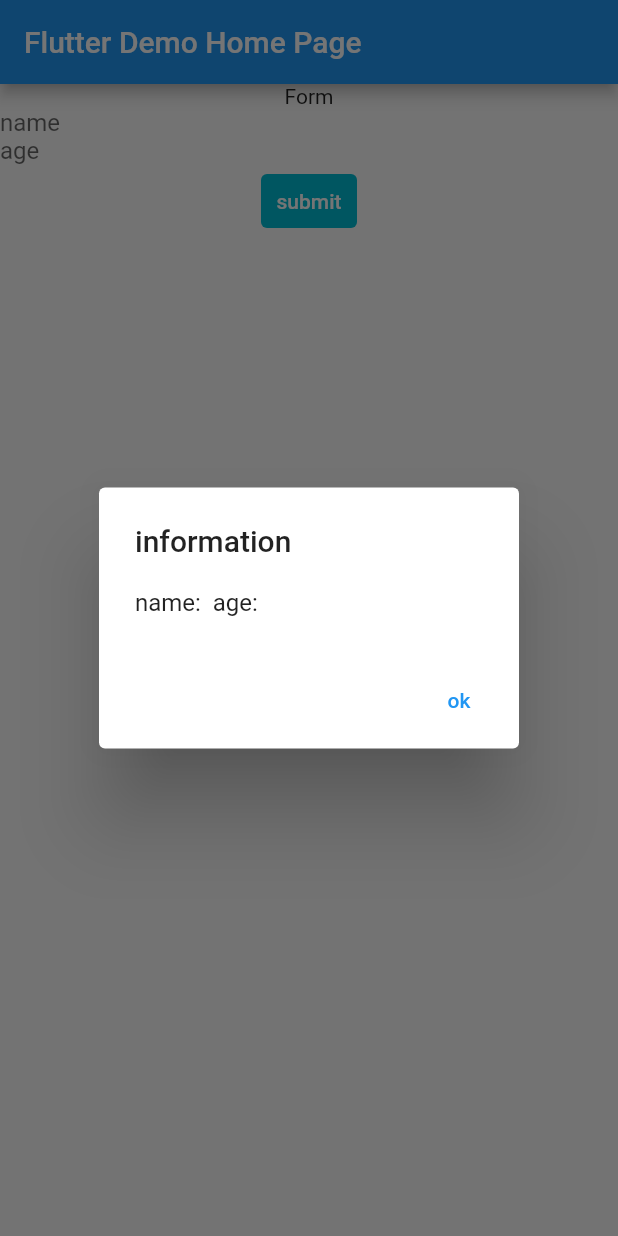
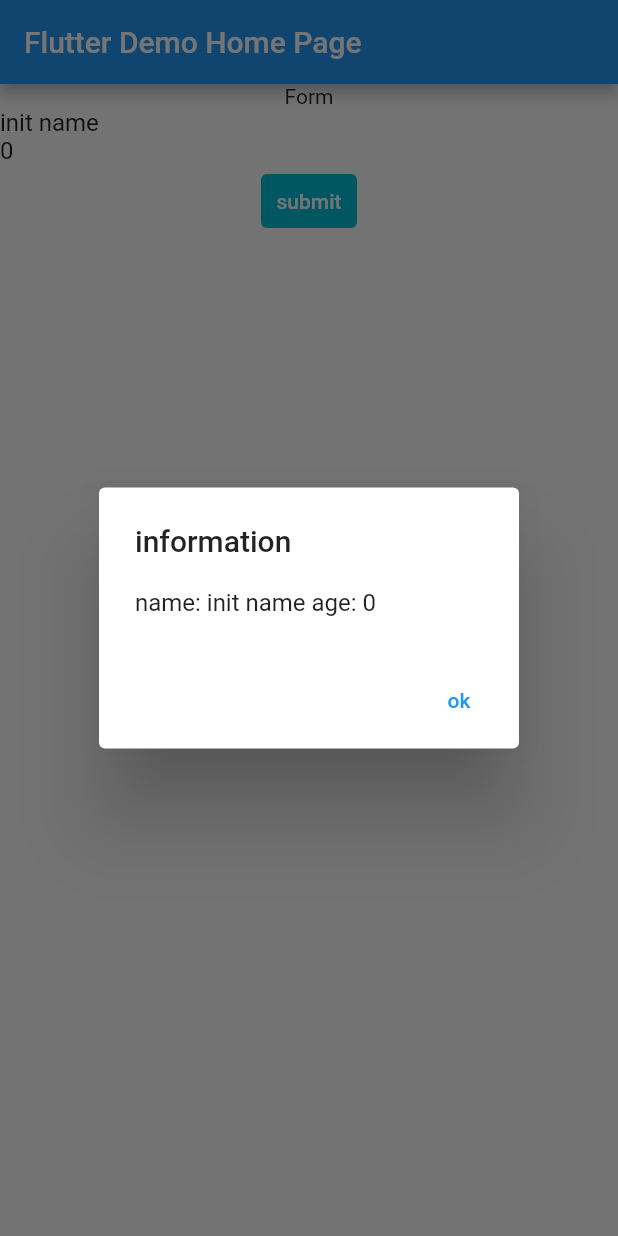
Before and after one commit to duongtuancanhktpm/demo, a Flutter app: the screen it shows after launch, after a tap on "submit", on a phone screen of 412 x 824 dp. Run offline on Flutter 3.47's test engine with Material 2 defaults, Android fonts, the phone set to English and light mode, and no system bars.

Commit message:
update reset feature

```diff
--- a/lib/my_home_page.dart
+++ b/lib/my_home_page.dart
@@ -20,13 +20,27 @@ class _MyHomePageState extends State<MyHomePage> {
       body: Center(child: HomeView(context)),
     );
   }
+
+  @override
+  void dispose() {
+    // TODO: implement dispose
+    super.dispose();
+  }
+
+  @override
+  void initState() {
+    // TODO: implement initState
+    super.initState();
+    print("canh.dt init");
+  }
 }
 
 Widget HomeView(BuildContext context) {
   String name = "name";
   int age = 0;
-  TextEditingController nameController = new TextEditingController();
-  TextEditingController ageController = new TextEditingController();
+  TextEditingController nameController =
+      new TextEditingController(text: "init name");
+  TextEditingController ageController = new TextEditingController(text: "0");
   return Column(
     children: [
       Center(
@@ -47,17 +61,23 @@ Widget HomeView(BuildContext context) {
                 backgroundColor: Colors.cyan, primary: Colors.white),
             child: Text("submit"),
             onPressed: () => {
-              showDialog(context: context, builder: (BuildContext context) => AlertDialog(
-                title: Text("information"),
-                content: Text("name: ${nameController.text} age: ${ageController.text}"),
-                actions: [TextButton(
-                  child: Text("ok"),
-                  onPressed: () => Navigator.pop(context),
-
-                )],
-
-              ))
-            }),
+                  showDialog(
+                      context: context,
+                      builder: (BuildContext context) => AlertDialog(
+                            title: Text("information"),
+                            content: Text(
+                                "name: ${nameController.text} age: ${ageController.text}"),
+                            actions: [
+                              TextButton(
+                                  child: Text("ok"),
+                                  onPressed: () {
+                                    Navigator.pop(context);
+                                    nameController.text = "resset name";
+                                    ageController.text = "0";
+                                  })
+                            ],
+                          ))
+                }),
       )
     ],
   );
```
